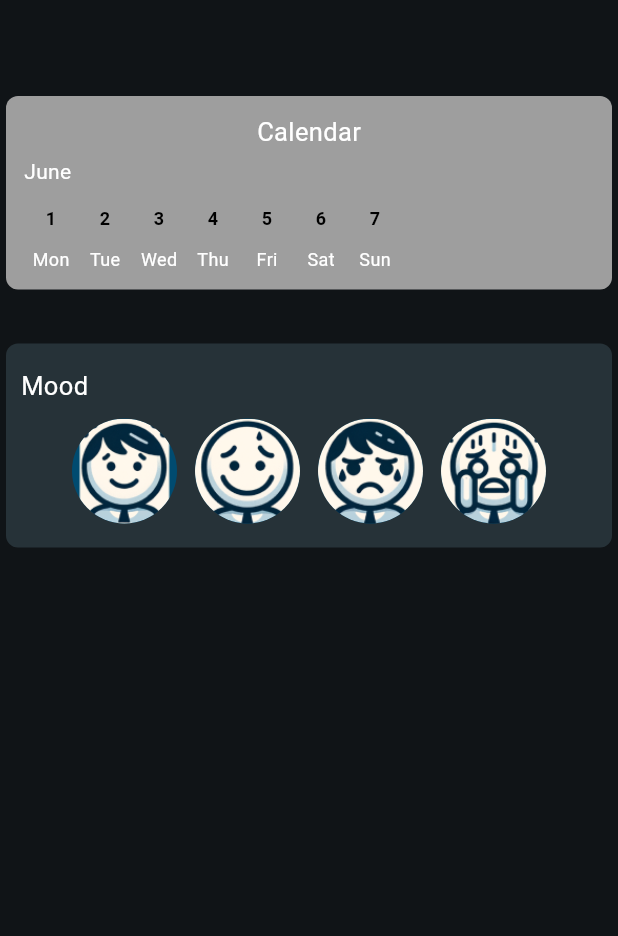
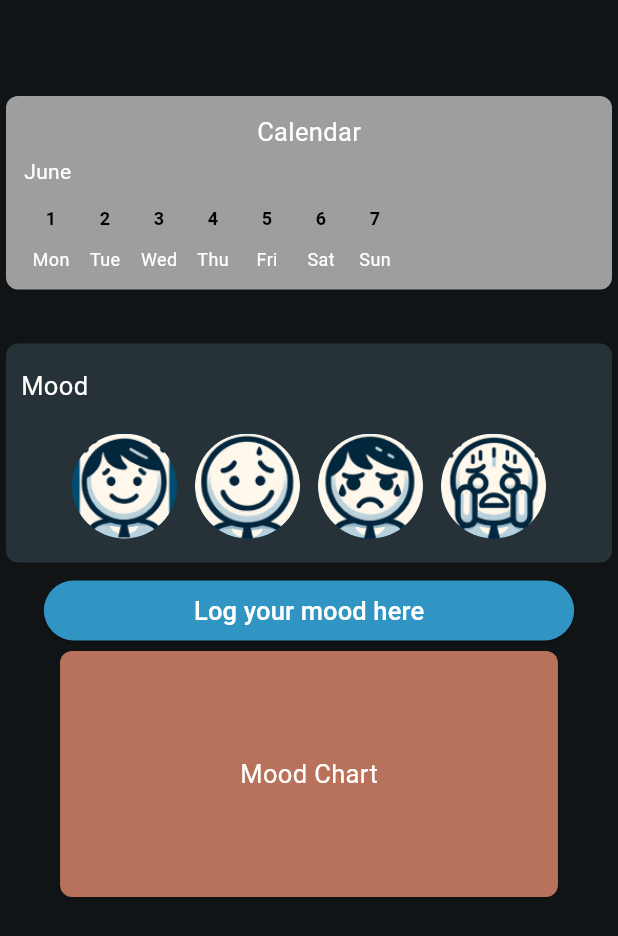
Before and after one commit to 51FanZzz/Mindease, a Flutter app: the DailyTrackerPage screen opened directly, on a phone screen of 412 x 824 dp. Shown: the top 936 px of the screen. Run offline on Flutter 3.47's test engine with Material 3 defaults, Android fonts, the phone set to English and light mode, and no system bars; our stand-ins replace fl_chart, google_nav_bar.

Commit message:
DailyTrackerPage update
added a button for mood logging & prototype for line chart

```diff
--- a/lib/DailyTrackerPage.dart
+++ b/lib/DailyTrackerPage.dart
@@ -1,4 +1,5 @@
 
+import 'package:fl_chart/fl_chart.dart';
 import 'package:flutter/cupertino.dart';
 import 'package:flutter/material.dart';
 import 'package:flutter/widgets.dart';
@@ -29,7 +30,8 @@ class DailyTrackerPage extends StatelessWidget {
       appBar: AppBar(
         automaticallyImplyLeading: false,
       ),
-      body: Column(
+      body: SingleChildScrollView(
+        child:Column(
         children: [
            Align(
             alignment: Alignment.topCenter,
@@ -127,7 +129,7 @@ class DailyTrackerPage extends StatelessWidget {
                     fontSize: widgetTitleFontSize,
                   ),
                 ),
-                SizedBox(height: 10.0,),
+                SizedBox(height: normalSizedGap),
                 Center(
                   child:
                     SingleChildScrollView(
@@ -143,14 +145,64 @@ class DailyTrackerPage extends StatelessWidget {
                                   backgroundImage: AssetImage(moodImages[index]),
                                 ),
                               );
-                          },),
+                          },
+                        ),
                       ),
                     ),
                 )
               ],
             ),
           ),
+          // SizedBox(height: 3,),
+
+          // The Button to log the mood
+          Container(
+            margin: EdgeInsets.symmetric(horizontal: 4.0),
+            child: ElevatedButton(
+              onPressed: (){
+
+              },
+              style: ElevatedButton.styleFrom(
+                padding: EdgeInsets.symmetric(horizontal: 100, vertical: 7.0),
+                backgroundColor: Blue,
+                ),
+                child: Text(
+                  'Log your mood here',
+                 style:
+                   TextStyle(
+                    fontSize: widgetTitleFontSize,
+                    color: White,
+                  )
+                ),
+              ),
+            ),
+            SizedBox(height: 3,),
+
+            // Line chart section
+            Container(
+              margin: EdgeInsets.symmetric(horizontal: 2.0),
+              padding:  EdgeInsets.symmetric(horizontal: 120, vertical:  70),
+              decoration: BoxDecoration(
+                color: Orange,
+                borderRadius: BorderRadius.circular(8),
+              ),
+              child: Column(
+                crossAxisAlignment: CrossAxisAlignment.start,
+                children: [
+                  Text('Mood Chart',
+                  style: TextStyle(
+                    color: White,
+                    fontSize: widgetTitleFontSize,
+                  ),
+                  ),
+                  // SizedBox(height: middleSizedGap,),
+
+                ],
+              ),
+            ),
       ],
+
+      )
 
     )
 
--- a/lib/main.dart
+++ b/lib/main.dart
@@ -11,10 +11,11 @@ IconData backbtn = Icons.arrow_back_rounded;
 
 Color Black = Colors.black;
 Color White = Colors.white;
+Color Blue = const Color.fromARGB(255, 49, 149, 196);
 Color LightBlue = Colors.lightBlue;
 Color Grey = Colors.grey;
 Color BlueGrey = Colors.blueGrey.shade900;
-
+Color Orange = Color.fromARGB(255, 184, 113, 90);
 
 
 const double normalSizedGap = 20;
```
Also changed, not shown: lib/MainSocial.dart (line endings or trailing spaces).
